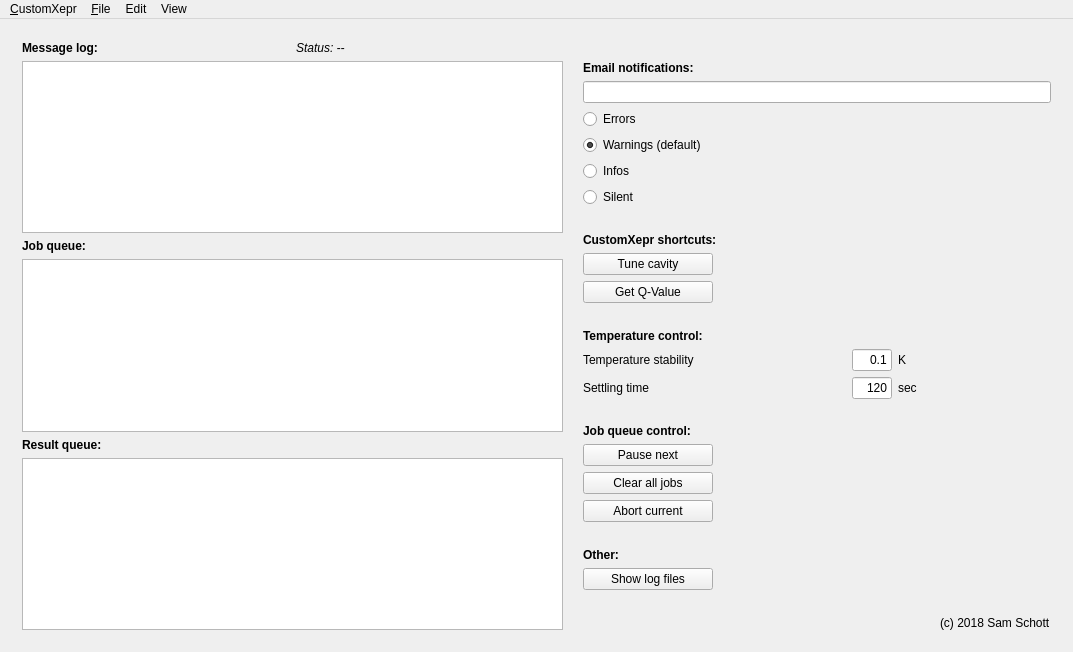
Before: the Qt Designer form xeprtools/customxepr_ui.ui in OE-FET/customxepr, drawn with Qt 5.
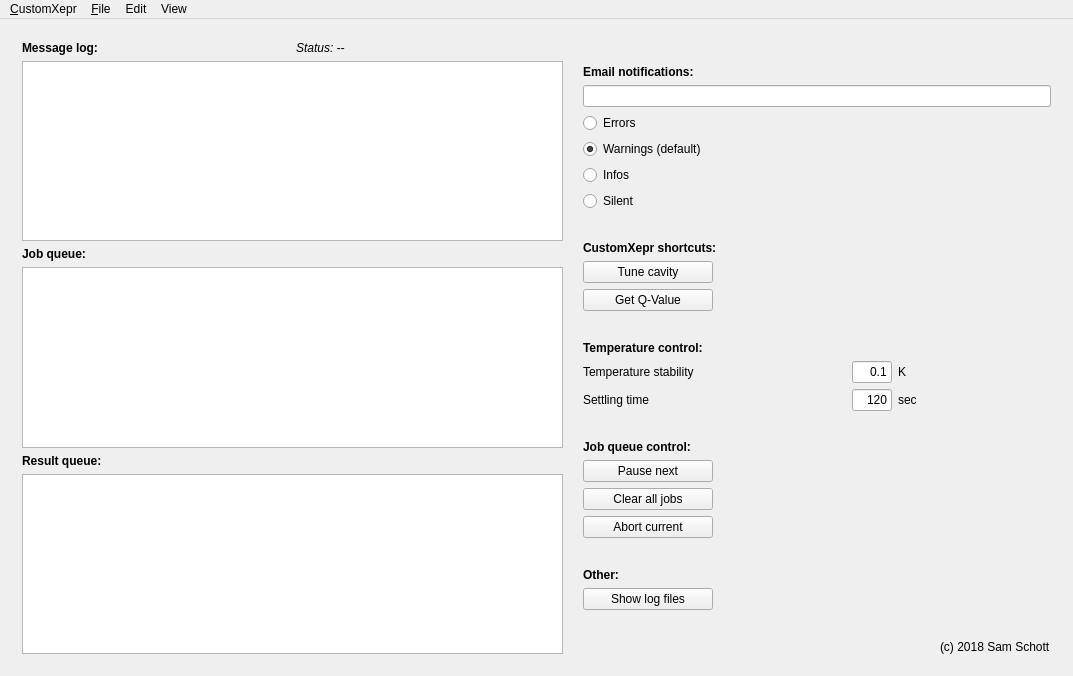
After: the same form once the commit is applied.

What changed in the file:
```diff
--- a/xeprtools/customxepr_ui.ui
+++ b/xeprtools/customxepr_ui.ui
@@ -7,7 +7,7 @@
     <x>0</x>
     <y>0</y>
     <width>1073</width>
-    <height>652</height>
+       <height>676</height>
    </rect>
   </property>
   <property name="palette">
@@ -120,43 +120,6 @@
         </item>
         <item row="1" column="0" colspan="2">
          <widget class="QTreeView" name="messageLogDisplay">
-          <property name="palette">
-           <palette>
-            <active>
-             <colorrole role="AlternateBase">
-              <brush brushstyle="SolidPattern">
-               <color alpha="255">
-                <red>243</red>
-                <green>244</green>
-                <blue>241</blue>
-               </color>
-              </brush>
-             </colorrole>
-            </active>
-            <inactive>
-             <colorrole role="AlternateBase">
-              <brush brushstyle="SolidPattern">
-               <color alpha="255">
-                <red>243</red>
-                <green>244</green>
-                <blue>241</blue>
-               </color>
-              </brush>
-             </colorrole>
-            </inactive>
-            <disabled>
-             <colorrole role="AlternateBase">
-              <brush brushstyle="SolidPattern">
-               <color alpha="255">
-                <red>243</red>
-                <green>244</green>
-                <blue>241</blue>
-               </color>
-              </brush>
-             </colorrole>
-            </disabled>
-           </palette>
-          </property>
           <property name="alternatingRowColors">
            <bool>true</bool>
           </property>
@@ -164,43 +127,6 @@
         </item>
         <item row="3" column="0" colspan="2">
          <widget class="QTreeView" name="jobQueueDisplay">
-          <property name="palette">
-           <palette>
-            <active>
-             <colorrole role="AlternateBase">
-              <brush brushstyle="SolidPattern">
-               <color alpha="255">
-                <red>241</red>
-                <green>243</green>
-                <blue>243</blue>
-               </color>
-              </brush>
-             </colorrole>
-            </active>
-            <inactive>
-             <colorrole role="AlternateBase">
-              <brush brushstyle="SolidPattern">
-               <color alpha="255">
-                <red>241</red>
-                <green>243</green>
-                <blue>243</blue>
-               </color>
-              </brush>
-             </colorrole>
-            </inactive>
-            <disabled>
-             <colorrole role="AlternateBase">
-              <brush brushstyle="SolidPattern">
-               <color alpha="255">
-                <red>241</red>
-                <green>243</green>
-                <blue>243</blue>
-               </color>
-              </brush>
-             </colorrole>
-            </disabled>
-           </palette>
-          </property>
           <property name="contextMenuPolicy">
            <enum>Qt::ActionsContextMenu</enum>
           </property>
@@ -227,46 +153,6 @@
         </item>
         <item row="5" column="0" colspan="2">
          <widget class="QTreeView" name="resultQueueDisplay">
-          <property name="palette">
-           <palette>
-            <active>
-             <colorrole role="AlternateBase">
-              <brush brushstyle="SolidPattern">
-               <color alpha="255">
-                <red>241</red>
-                <green>243</green>
-                <blue>243</blue>
-               </color>
-              </brush>
-             </colorrole>
-            </active>
-            <inactive>
-             <colorrole role="AlternateBase">
-              <brush brushstyle="SolidPattern">
-               <color alpha="255">
-                <red>241</red>
-                <green>243</green>
-                <blue>243</blue>
-               </color>
-              </brush>
-             </colorrole>
-            </inactive>
-            <disabled>
-             <colorrole role="AlternateBase">
-              <brush brushstyle="SolidPattern">
-               <color alpha="255">
-                <red>241</red>
-                <green>243</green>
-                <blue>243</blue>
-               </color>
-              </brush>
-             </colorrole>
-            </disabled>
-           </palette>
-          </property>
-          <property name="contextMenuPolicy">
-           <enum>Qt::ActionsContextMenu</enum>
-          </property>
           <property name="alternatingRowColors">
            <bool>true</bool>
           </property>
```
Left out of the diff: 13 changed lines with no effect on the pictures.
